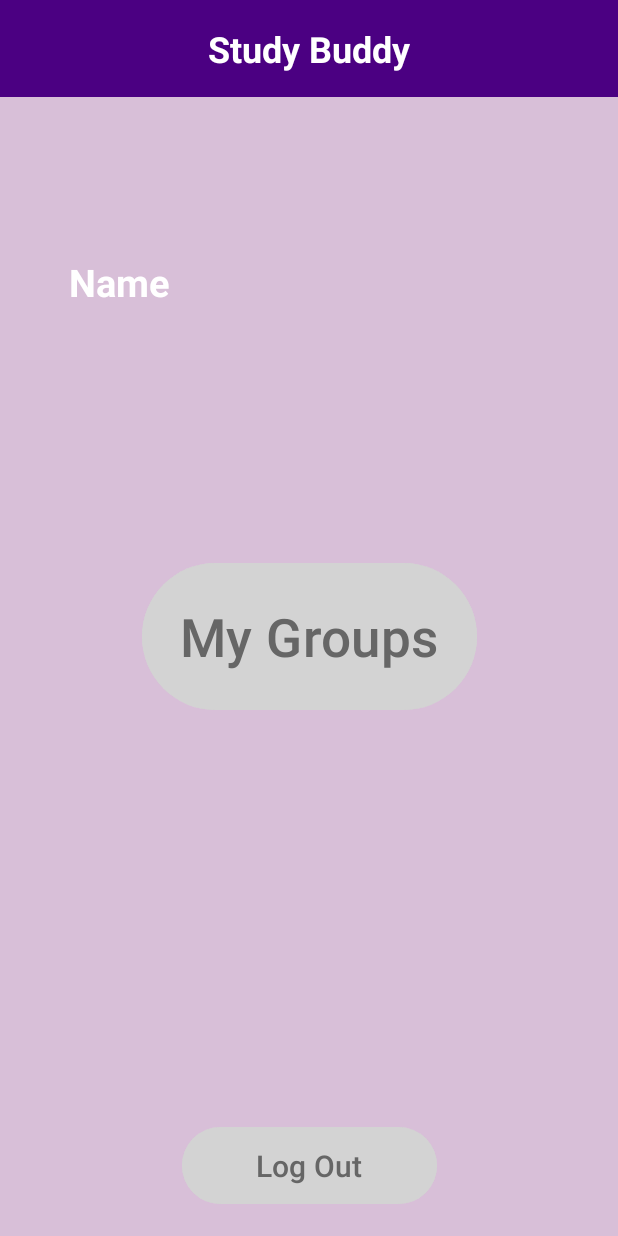
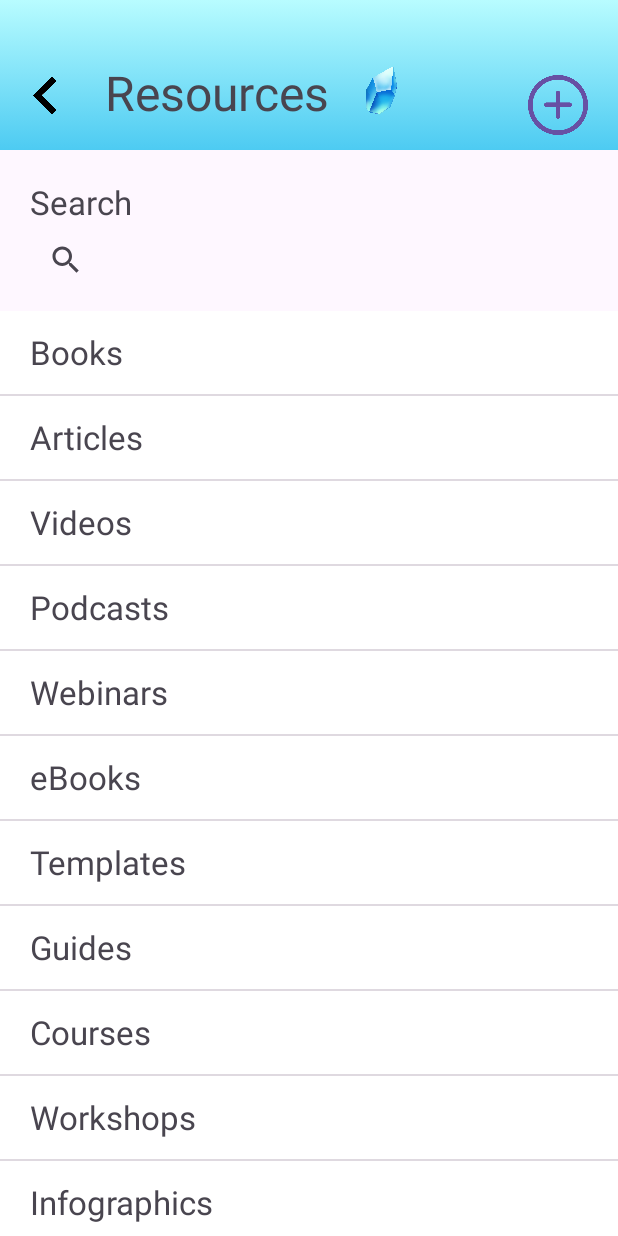
Before and after one commit to Larry-Z-Li/ProjectE, an Android app: the screen it shows after launch (HomeScreenActivity before the commit, ResourcePage after it), on a phone screen of 412 x 824 dp. Run offline under Robolectric (Android 15) with nearby library versions, the phone set to English and light mode, and no system bars.

Commit message:
Initial Resource Impl

```diff
--- a/app/src/main/AndroidManifest.xml
+++ b/app/src/main/AndroidManifest.xml
@@ -14,7 +14,7 @@
         tools:targetApi="31">
 
         <activity
-            android:name=".HomeScreenActivity"
+            android:name=".ResourcePage"
             android:exported="true">
             <intent-filter>
                 <action android:name="android.intent.action.MAIN" />
@@ -31,6 +31,7 @@
         <activity android:name=".MemberListItem"/>
         <activity android:name=".CalendarPage"/>
         <activity android:name=".ChatPage"/>
+        <activity android:name=".HomeScreenActivity"/>
 
     </application>
 
--- a/app/src/main/java/com/example/projecte/CalendarPage.java
+++ b/app/src/main/java/com/example/projecte/CalendarPage.java
@@ -1,5 +1,6 @@
 package com.example.projecte;
 
+import android.content.Intent;
 import android.os.Bundle;
 import android.view.View;
 import android.widget.ListView;
@@ -71,5 +72,7 @@ public class CalendarPage extends AppCompatActivity {
     }
 
     public void resources(View view) {
+        Intent intent = new Intent(CalendarPage.this, ResourcePage.class);
+        startActivity(intent);
     }
 }
--- /dev/null
+++ b/app/src/main/java/com/example/projecte/NewResourcePage.java
@@ -0,0 +1,4 @@
+package com.example.projecte;
+
+public class NewResourcePage {
+}
--- /dev/null
+++ b/app/src/main/java/com/example/projecte/ResourceItem.java
@@ -0,0 +1,4 @@
+package com.example.projecte;
+
+public class ResourceItem {
+}
--- /dev/null
+++ b/app/src/main/java/com/example/projecte/ResourcePage.java
@@ -0,0 +1,73 @@
+package com.example.projecte;
+
+import android.os.Bundle;
+import android.widget.ListView;
+import android.widget.SearchView;
+import androidx.appcompat.app.AppCompatActivity;
+import com.example.projecte.R;
+import com.example.projecte.components.ResourcePageAdapter;
+
+public class ResourcePage extends AppCompatActivity {
+
+    private ListView resourceListView;
+    private SearchView resourceSearchView;
+    private ResourcePageAdapter adapter;
+
+    // Sample data
+    private String[] resourceTypes = {
+            "Books", "Articles", "Videos", "Podcasts",
+            "Webinars", "eBooks", "Templates", "Guides",
+            "Courses", "Workshops", "Infographics", "Reports"
+    };
+
+    @Override
+    protected void onCreate(Bundle savedInstanceState) {
+        super.onCreate(savedInstanceState);
+        setContentView(R.layout.resource_page); // Ensure correct layout file
+
+        // Initialize views
+        resourceListView = findViewById(R.id.resource_list_page);
+        resourceSearchView = findViewById(R.id.search_bar);
+
+        // Initialize adapter
+        adapter = new ResourcePageAdapter(this, resourceTypes);
+
+        // Set adapter to ListView
+        resourceListView.setAdapter(adapter);
+
+        // Set up SearchView listeners
+        setupSearchView();
+    }
+
+    private void setupSearchView() {
+        // Enable submitting queries
+        resourceSearchView.setSubmitButtonEnabled(true);
+
+        // Listener for query text changes
+        resourceSearchView.setOnQueryTextListener(new SearchView.OnQueryTextListener() {
+            @Override
+            public boolean onQueryTextSubmit(String query) {
+                // Perform final search when query is submitted
+                adapter.getFilter().filter(query);
+                return false;
+            }
+
+            @Override
+            public boolean onQueryTextChange(String newText) {
+                // Perform search as text changes
+                adapter.getFilter().filter(newText);
+                return false;
+            }
+        });
+
+        // Optional: Listener for closing the search view
+        resourceSearchView.setOnCloseListener(new SearchView.OnCloseListener() {
+            @Override
+            public boolean onClose() {
+                // Reset the filter when search is closed
+                adapter.getFilter().filter("");
+                return false;
+            }
+        });
+    }
+}
--- /dev/null
+++ b/app/src/main/java/com/example/projecte/components/ResourcePageAdapter.java
@@ -0,0 +1,104 @@
+package com.example.projecte.components;
+
+import android.content.Context;
+import android.view.LayoutInflater;
+import android.view.View;
+import android.view.ViewGroup;
+import android.widget.BaseAdapter;
+import android.widget.Filter;
+import android.widget.Filterable;
+import android.widget.TextView;
+
+import com.example.projecte.R;
+
+import java.util.ArrayList;
+import java.util.List;
+
+public class ResourcePageAdapter extends BaseAdapter implements Filterable {
+
+    private Context context;
+    private List<String> originalData;
+    private List<String> filteredData;
+    private ItemFilter mFilter = new ItemFilter();
+
+    public ResourcePageAdapter(Context context, String[] data) {
+        this.context = context;
+        this.originalData = new ArrayList<>();
+        for (String item : data) {
+            originalData.add(item);
+        }
+        this.filteredData = originalData;
+    }
+
+    @Override
+    public int getCount() {
+        return filteredData.size();
+    }
+
+    @Override
+    public Object getItem(int position) {
+        return filteredData.get(position);
+    }
+
+    @Override
+    public long getItemId(int position) {
+        return position;
+    }
+
+    @Override
+    public View getView(int position, View convertView, ViewGroup parent) {
+        ViewHolder holder;
+        if (convertView == null) {
+            convertView = LayoutInflater.from(context).inflate(R.layout.resource_item, parent, false);
+            holder = new ViewHolder();
+            holder.textView = convertView.findViewById(R.id.resource_type_name);
+            convertView.setTag(holder);
+        } else {
+            holder = (ViewHolder) convertView.getTag();
+        }
+
+        holder.textView.setText(filteredData.get(position));
+        return convertView;
+    }
+
+    private static class ViewHolder {
+        TextView textView;
+    }
+
+    @Override
+    public Filter getFilter() {
+        return mFilter;
+    }
+
+    // Custom filter implementation
+    private class ItemFilter extends Filter {
+        @Override
+        protected FilterResults performFiltering(CharSequence constraint) {
+
+            String filterString = constraint.toString().toLowerCase().trim();
+            FilterResults results = new FilterResults();
+
+            final List<String> list = originalData;
+            int count = list.size();
+            final ArrayList<String> nlist = new ArrayList<>(count);
+
+            for (String item : list) {
+                if (item.toLowerCase().contains(filterString)) {
+                    nlist.add(item);
+                }
+            }
+
+            results.values = nlist;
+            results.count = nlist.size();
+
+            return results;
+        }
+
+        @SuppressWarnings("unchecked")
+        @Override
+        protected void publishResults(CharSequence constraint, FilterResults results) {
+            filteredData = (ArrayList<String>) results.values;
+            notifyDataSetChanged();
+        }
+    }
+}
--- /dev/null
+++ b/app/src/main/res/layout/new_resource_page.xml
@@ -0,0 +1,6 @@
+<?xml version="1.0" encoding="utf-8"?>
+<androidx.constraintlayout.widget.ConstraintLayout xmlns:android="http://schemas.android.com/apk/res/android"
+    android:layout_width="match_parent"
+    android:layout_height="match_parent">
+
+</androidx.constraintlayout.widget.ConstraintLayout>
--- /dev/null
+++ b/app/src/main/res/layout/resource_item.xml
@@ -0,0 +1,32 @@
+<?xml version="1.0" encoding="utf-8"?>
+<RelativeLayout xmlns:android="http://schemas.android.com/apk/res/android"
+    xmlns:app="http://schemas.android.com/apk/res-auto"
+    xmlns:tools="http://schemas.android.com/tools"
+    android:id="@+id/group_list_item"
+    android:background="@color/white"
+    android:layout_width="match_parent"
+    android:layout_height="match_parent"
+    >
+
+    <TextView
+        android:id="@+id/resource_type_name"
+        android:textSize="22sp"
+        android:layout_width="wrap_content"
+        android:layout_height="wrap_content"
+        android:layout_alignParentStart="true"
+        android:layout_marginEnd="100dp"
+        android:layout_marginStart="20dp"
+        android:layout_centerVertical="true"
+        android:text="mytext"/>
+
+    <ImageView
+        android:id="@+id/group_list_join_button"
+        android:layout_marginTop="10dp"
+        android:layout_marginBottom="10dp"
+        android:layout_width="35dp"
+        android:layout_height="35dp"
+        android:layout_alignParentEnd="true"
+        android:layout_marginEnd="20dp"
+        android:contentDescription="join_button" />
+
+</RelativeLayout>
--- /dev/null
+++ b/app/src/main/res/layout/resource_page.xml
@@ -0,0 +1,101 @@
+<?xml version="1.0" encoding="utf-8"?>
+<androidx.constraintlayout.widget.ConstraintLayout
+    xmlns:android="http://schemas.android.com/apk/res/android"
+    xmlns:app="http://schemas.android.com/apk/res-auto"
+    xmlns:tools="http://schemas.android.com/tools"
+    android:layout_width="match_parent"
+    android:layout_height="match_parent"
+    tools:context=".ResourcePage">
+
+    <!-- Header Section -->
+    <androidx.constraintlayout.widget.ConstraintLayout
+        android:id="@+id/sub_parent"
+        android:layout_width="match_parent"
+        android:layout_height="wrap_content"
+        android:background="@drawable/header"
+        android:paddingBottom="10dp"
+        app:layout_constraintStart_toStartOf="parent"
+        app:layout_constraintTop_toTopOf="parent">
+
+        <ImageView
+            android:id="@+id/back_arrow"
+            android:layout_width="40dp"
+            android:layout_height="35dp"
+            android:layout_marginStart="10dp"
+            android:layout_marginTop="50dp"
+            android:contentDescription="back_arrow"
+            android:onClick="back"
+            android:paddingBottom="8dp"
+            android:src="@drawable/back_arrow"
+            app:layout_constraintStart_toStartOf="parent"
+            app:layout_constraintTop_toTopOf="parent" />
+
+        <TextView
+            android:id="@+id/group_header_text"
+            android:layout_width="wrap_content"
+            android:layout_height="wrap_content"
+            android:layout_marginStart="20dp"
+            android:layout_marginTop="40dp"
+            android:text="Resources"
+            android:textSize="32sp"
+            app:layout_constraintStart_toEndOf="@id/back_arrow"
+            app:layout_constraintTop_toTopOf="parent" />
+
+        <ImageView
+            android:layout_width="50dp"
+            android:layout_height="50dp"
+            android:layout_marginStart="10dp"
+            android:contentDescription="gem"
+            android:paddingBottom="8dp"
+            android:src="@drawable/gem"
+            app:layout_constraintStart_toEndOf="@id/group_header_text"
+            app:layout_constraintTop_toTopOf="@id/group_header_text" />
+
+        <Button
+            android:layout_width="40dp"
+            android:layout_height="40dp"
+            android:layout_marginEnd="20dp"
+            android:layout_marginTop="10dp"
+            android:background="@drawable/add_button"
+            android:onClick="onNewGroupClick"
+            app:layout_constraintEnd_toEndOf="parent"
+            app:layout_constraintTop_toTopOf="@id/group_header_text" />
+    </androidx.constraintlayout.widget.ConstraintLayout>
+
+    <!-- Search Label -->
+    <TextView
+        android:id="@+id/label"
+        android:layout_width="wrap_content"
+        android:layout_height="wrap_content"
+        android:layout_marginStart="20dp"
+        android:layout_marginTop="20dp"
+        android:text="Search"
+        android:textSize="22sp"
+        app:layout_constraintStart_toStartOf="parent"
+        app:layout_constraintTop_toBottomOf="@id/sub_parent" />
+
+    <SearchView
+        android:id="@+id/search_bar"
+        android:layout_width="0dp"
+        android:layout_height="wrap_content"
+        android:autofillHints="name"
+        android:inputType="text"
+        android:labelFor="@id/label"
+        android:textSize="22sp"
+        android:hint="Resource Type"
+        app:layout_constraintStart_toStartOf="@id/label"
+        app:layout_constraintEnd_toEndOf="parent"
+        app:layout_constraintTop_toBottomOf="@id/label"
+        app:layout_constraintWidth_default="spread" />
+
+    <ListView
+        android:id="@+id/resource_list_page"
+        android:layout_width="0dp"
+        android:layout_height="0dp"
+        android:layout_marginTop="10dp"
+        app:layout_constraintStart_toStartOf="parent"
+        app:layout_constraintEnd_toEndOf="parent"
+        app:layout_constraintTop_toBottomOf="@id/search_bar"
+        app:layout_constraintBottom_toBottomOf="parent" />
+
+</androidx.constraintlayout.widget.ConstraintLayout>
```
Also changed, not shown: app/src/main/res/drawable/gem.png (added).
